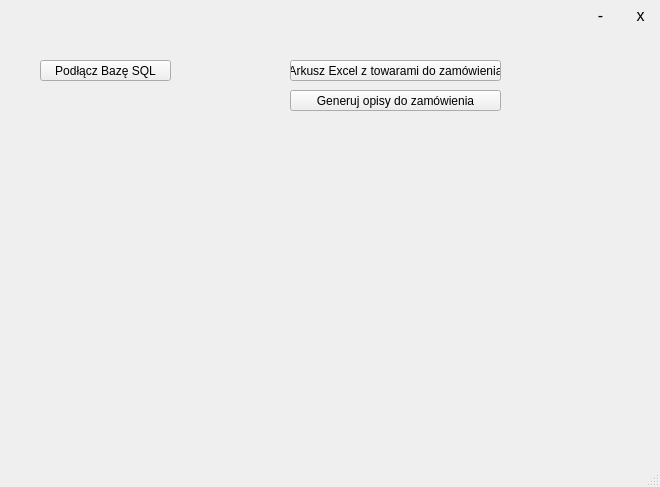
The window that zamowienia.ui (Fastus001/Zamowienia) describes before a commit, drawn with Qt 5.
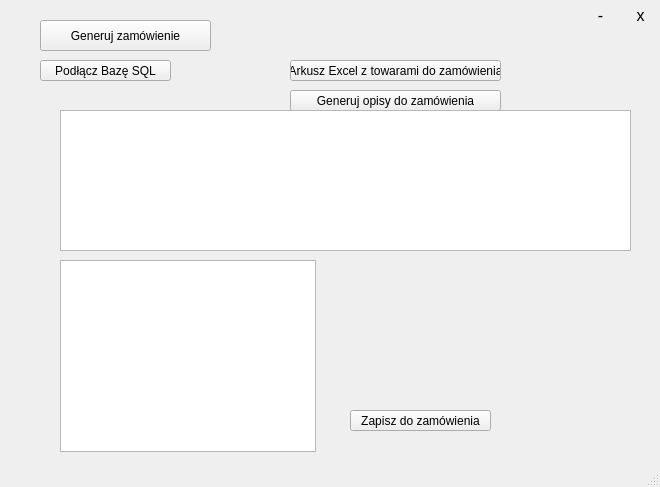
The same window after the commit.

```diff
--- a/zamowienia.ui
+++ b/zamowienia.ui
@@ -113,6 +113,52 @@
      <string>Generuj opisy do zamówienia</string>
     </property>
    </widget>
+   <widget class="QTableView" name="tableView">
+    <property name="geometry">
+     <rect>
+      <x>60</x>
+      <y>110</y>
+      <width>571</width>
+      <height>141</height>
+     </rect>
+    </property>
+   </widget>
+   <widget class="QPushButton" name="updateOrderButton">
+    <property name="geometry">
+     <rect>
+      <x>350</x>
+      <y>410</y>
+      <width>141</width>
+      <height>21</height>
+     </rect>
+    </property>
+    <property name="text">
+     <string>Zapisz do zamówienia</string>
+    </property>
+   </widget>
+   <widget class="QListWidget" name="listWidget">
+    <property name="geometry">
+     <rect>
+      <x>60</x>
+      <y>260</y>
+      <width>256</width>
+      <height>192</height>
+     </rect>
+    </property>
+   </widget>
+   <widget class="QPushButton" name="makeOrderButton">
+    <property name="geometry">
+     <rect>
+      <x>40</x>
+      <y>20</y>
+      <width>171</width>
+      <height>31</height>
+     </rect>
+    </property>
+    <property name="text">
+     <string>Generuj zamówienie</string>
+    </property>
+   </widget>
   </widget>
   <widget class="QStatusBar" name="statusBar"/>
  </widget>
```
